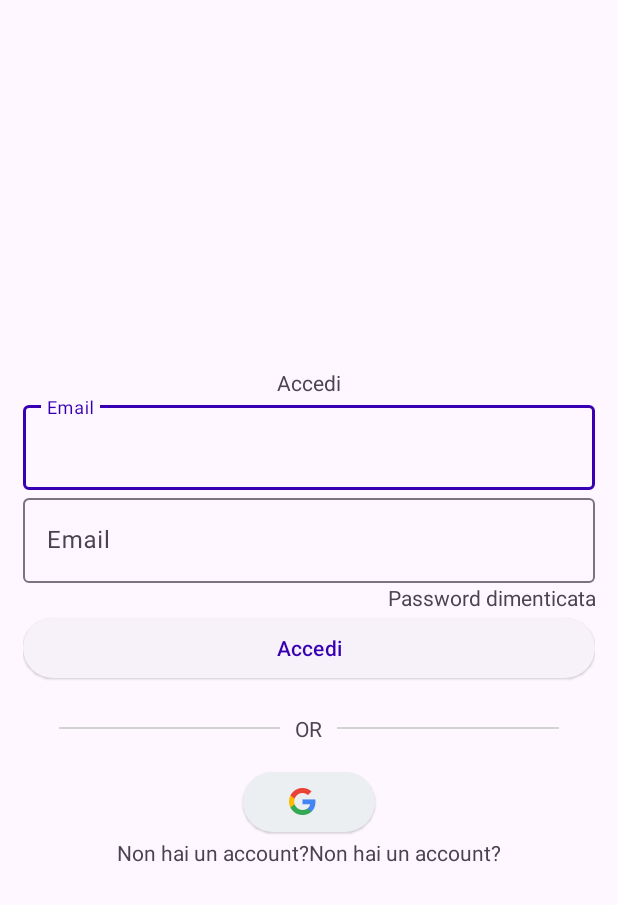
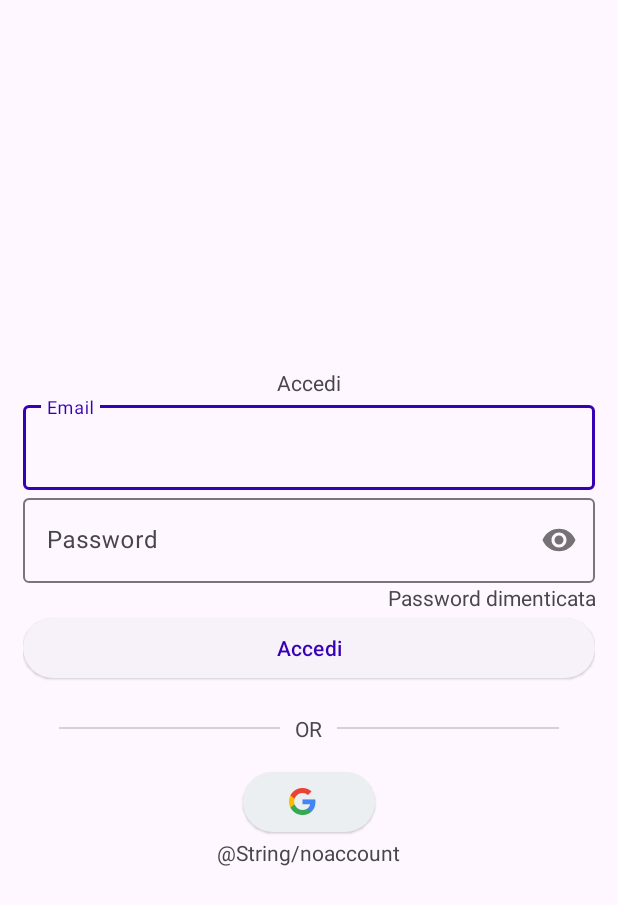
Before and after one commit to MarcoSpino/MFL, an Android app: the log screen opened directly, with no data from a screen before it, on a phone screen of 412 x 824 dp. Shown: the top 905 px of the screen. Run offline under Robolectric (Android 15) with nearby library versions, the phone set to English and light mode, and no system bars; our stand-ins replace Firebase (no records; nobody signed in at launch, a user with empty details on screens opened directly); Roboto replaces fonts that are not available here; 1 statement that could not run was skipped.

Commit message:
Inizio sistemazione logIn (parte5)

```diff
--- a/app/src/main/java/com/example/mfl/log.java
+++ b/app/src/main/java/com/example/mfl/log.java
@@ -3,9 +3,14 @@ package com.example.mfl;
 import android.app.MediaRouteButton;
 import android.os.Bundle;
 import android.content.Intent;
+import android.text.SpannableString;
+import android.text.Spanned;
+import android.text.TextPaint;
 import android.text.TextUtils;
+import android.text.style.ClickableSpan;
 import android.view.View;
 import android.widget.ProgressBar;
+import android.widget.TextView;
 import android.widget.Toast;
 import android.widget.EditText;
 import android.widget.Button;
@@ -48,6 +53,23 @@ public class log extends AppCompatActivity {
                 loginUserAccount();
             }
         });
+
+        SpannableString ss = new SpannableString("@String/noaccount");
+        ClickableSpan clickableSpan = new ClickableSpan() {
+            @Override
+            public void onClick(View textView) {
+                startActivity(new Intent(log.this, reg.class));
+            }
+            @Override
+            public void updateDrawState(TextPaint ds) {
+                super.updateDrawState(ds);
+                ds.setUnderlineText(false);
+            }
+        };
+        ss.setSpan(clickableSpan, 27, 37, Spanned.SPAN_EXCLUSIVE_EXCLUSIVE);
+
+        TextView textView = (TextView) findViewById(R.id.noaccount);
+        textView.setText(ss);
     }
 
 
@@ -143,5 +165,4 @@ public class log extends AppCompatActivity {
 
     }
 
-
 }
--- a/app/src/main/res/layout/log_login.xml
+++ b/app/src/main/res/layout/log_login.xml
@@ -40,12 +40,15 @@
         android:id="@+id/password"
         android:layout_width="match_parent"
         android:layout_height="wrap_content"
-        android:hint="@string/email">
+        android:hint="@string/password"
+        app:passwordToggleEnabled="true"
+        >
 
         <com.google.android.material.textfield.TextInputEditText
 
             android:layout_width="match_parent"
             android:layout_height="wrap_content"
+            android:inputType="textPassword"
             />
     </com.google.android.material.textfield.TextInputLayout>
 
@@ -140,12 +143,6 @@
             android:layout_height="wrap_content"
             android:gravity="center"
             android:text="@string/noaccount"/>
-        <TextView
-            android:id="@+id/reg"
-            android:layout_width="wrap_content"
-            android:layout_height="wrap_content"
-            android:gravity="center"
-            android:text="@string/noaccount"/>
     </LinearLayout>
 
     <!-- ProgressBar for Loading Time -->
--- a/app/src/main/res/values/strings.xml
+++ b/app/src/main/res/values/strings.xml
@@ -7,6 +7,7 @@
     <string name="password" translatable="false">Password</string>
     <string name="passdime" translatable="false">Password dimenticata</string>
     <string name="txt_or" translatable="false">OR</string>
-    <string name="noaccount" translatable="false">Non hai un account?</string>
+    <string name="noaccount" translatable="false">Non hai un account? Registrati</string>
+    <string name="reg" translatable="false">Registrati</string>
 
 </resources>
```
